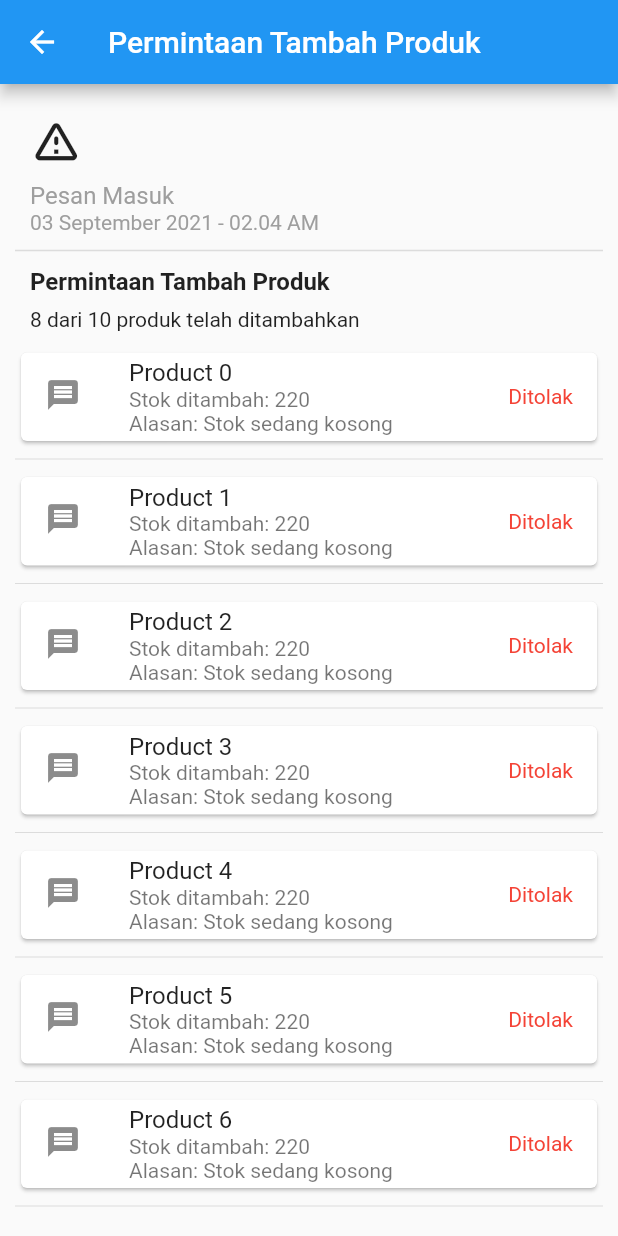
After one commit to AgassiPutra/e_warung, a Flutter app: the DetailNotifikasi screen opened directly, on a phone screen of 412 x 824 dp. The commit adds this screen. Run offline on Flutter 3.47's test engine with Material 2 defaults, Android fonts, the phone set to English and light mode, and no system bars; our stand-ins replace material_floating_search_bar, shared_preferences, sliding_up_panel; accounts and stored records are empty.

Commit message:
Menyelesaikan halaman notifikasi

```diff
--- /dev/null
+++ b/lib/screens/warung/detail_notifikasi.dart
@@ -0,0 +1,85 @@
+import 'package:flutter/material.dart';
+import 'dart:math';
+class DetailNotifikasi extends StatefulWidget{
+  const DetailNotifikasi({Key? key}) : super(key: key);
+
+  @override
+  _DetailNotifikasiState createState() => _DetailNotifikasiState();
+}
+class _DetailNotifikasiState extends State<DetailNotifikasi>{
+
+
+  @override
+  Widget build(BuildContext context){
+    return Scaffold(
+      appBar: AppBar(
+        title: const Text("Permintaan Tambah Produk"),
+      ),
+      body: Container(
+        padding: const EdgeInsets.all(10),
+        child:Column(
+          crossAxisAlignment: CrossAxisAlignment.start,
+          children: [
+            Container(
+              padding:EdgeInsets.all(10),
+              child:Column(
+                crossAxisAlignment: CrossAxisAlignment.start,
+                children: [
+                  Icon(Icons.warning_amber_rounded,size:35),
+                  SizedBox(height:10),
+                  Text("Pesan Masuk",style:TextStyle(color: Colors.grey,fontSize: 16)),
+                  Text("03 September 2021 - 02.04 AM",style:TextStyle(color: Colors.grey,fontSize: 14)),
+                ]
+              )
+            ),
+            Divider(thickness:1,height:2),
+            // isi pesan
+            Container(
+              padding: EdgeInsets.all(10),
+              child:Column(
+                crossAxisAlignment: CrossAxisAlignment.start,
+                children: [
+                  Text("Permintaan Tambah Produk",style: TextStyle(fontSize: 16,fontWeight: FontWeight.bold)),
+                  SizedBox(height: 8),
+                  Text("8 dari 10 produk telah ditambahkan"),
+                ],
+              )
+            ),
+            Expanded(child: listProductConfirmed())
+          ]
+        )
+      )
+    );
+  }
+  Widget listProductConfirmed(){
+    final List<Map> products = List.generate(
+      10, //length
+      (index) => {
+        "id":index,
+        "product_name":"Product $index",
+        "stok": Random().nextInt(300),
+        "is_confirmed": 0,
+        "message": "Stok sedang kosong"
+      }
+    );
+    return ListView.separated(
+      itemCount: products.length,
+      itemBuilder: (BuildContext context, int index){
+        return Card(
+          child:ListTile(
+            leading: Icon(Icons.message), // diganti dengan gambar produk
+            title: Text("${products[index]['product_name']}"),
+            subtitle: Column(
+              crossAxisAlignment: CrossAxisAlignment.start,
+              children: [
+                Text("Stok ditambah: ${products[index]['stok']}"),
+                if(products[index]['is_confirmed'] == 0) Text("Alasan: ${products[index]["message"]}")
+            ]),
+            trailing: ((){if(products[index]['is_confirmed'] == 1){return Text("Diterima",style:TextStyle(color:Colors.green));}else{return Text("Ditolak",style:TextStyle(color:Colors.red));}}()) ,
+          )
+        );
+      },
+      separatorBuilder: (BuildContext context, int index) => const Divider(),
+    );
+  }
+}
```
Also changed, not shown: lib/screens/warung/notifikasi.dart (+89 -3 lines).
